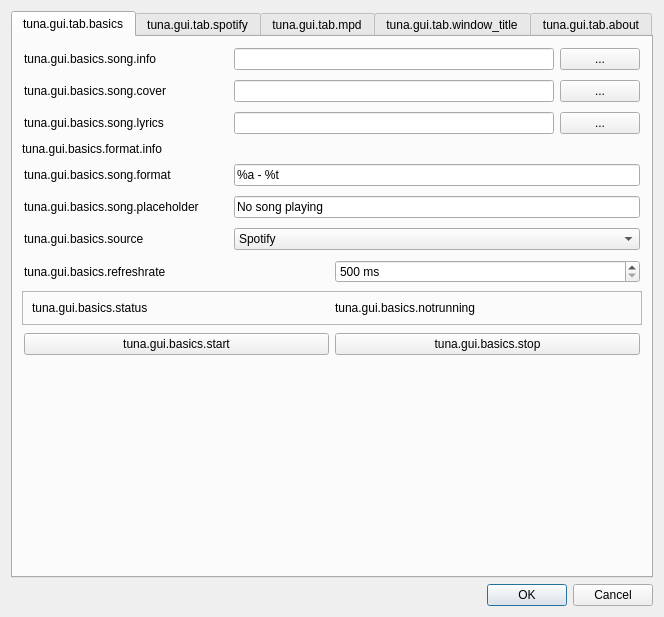
First picture: the form in src/gui/tuna_gui.ui, repository univrsal/tuna, before the edit.
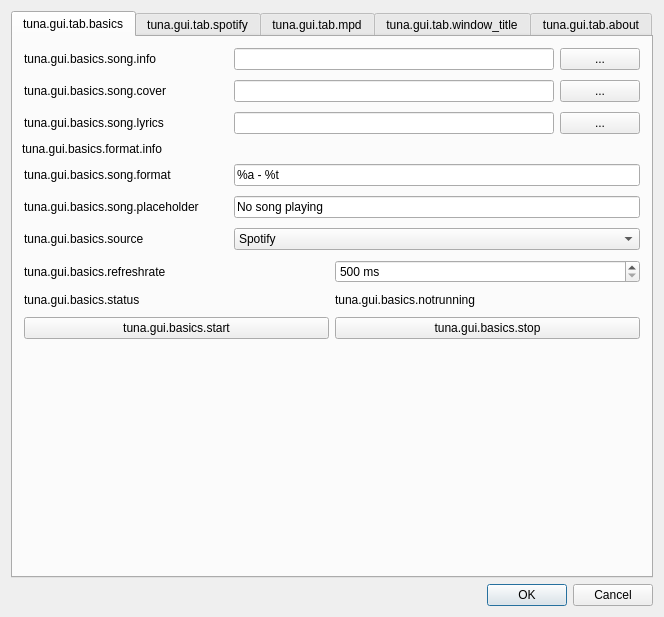
Second picture: the form after the edit. The open tabs and pages were chosen to show the change. Icons and pictures are not drawn.

```diff
--- a/src/gui/tuna_gui.ui
+++ b/src/gui/tuna_gui.ui
@@ -550,12 +550,24 @@
        <item>
         <widget class="QFrame" name="frame_13">
          <property name="frameShape">
-          <enum>QFrame::StyledPanel</enum>
+          <enum>QFrame::NoFrame</enum>
          </property>
          <property name="frameShadow">
           <enum>QFrame::Raised</enum>
          </property>
          <layout class="QHBoxLayout" name="horizontalLayout_13">
+          <property name="leftMargin">
+           <number>2</number>
+          </property>
+          <property name="topMargin">
+           <number>2</number>
+          </property>
+          <property name="rightMargin">
+           <number>2</number>
+          </property>
+          <property name="bottomMargin">
+           <number>2</number>
+          </property>
           <item>
            <widget class="QLabel" name="lbl_status">
             <property name="text">
```
Left out of the diff: 6 changed lines with no effect on the pictures.
